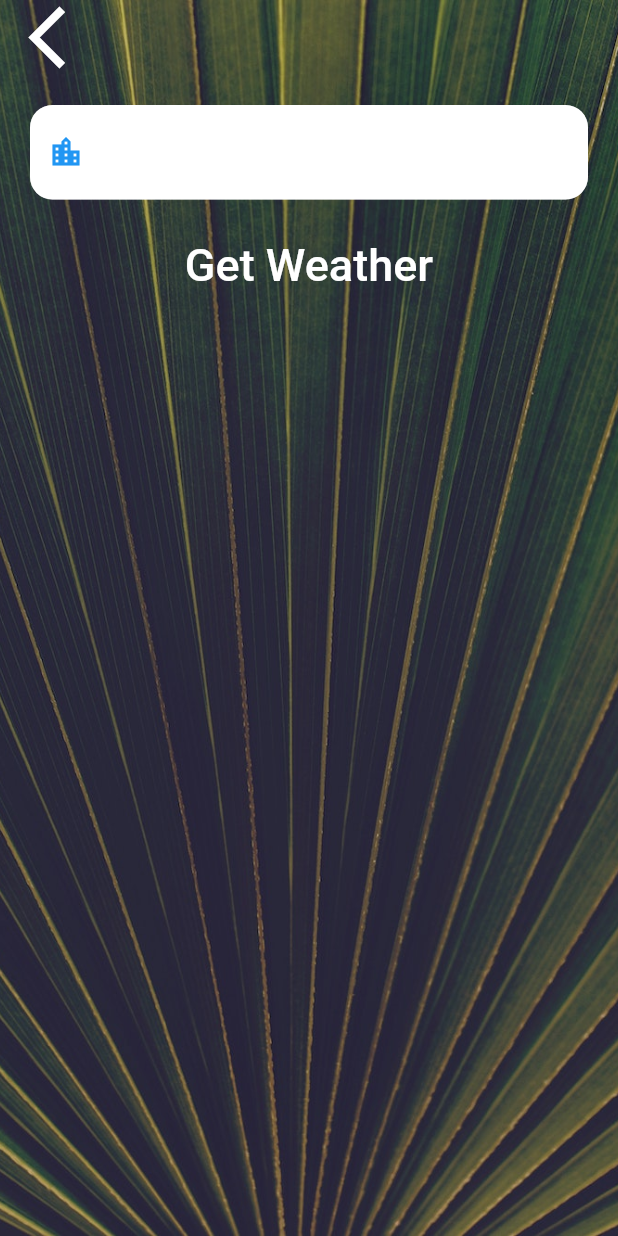
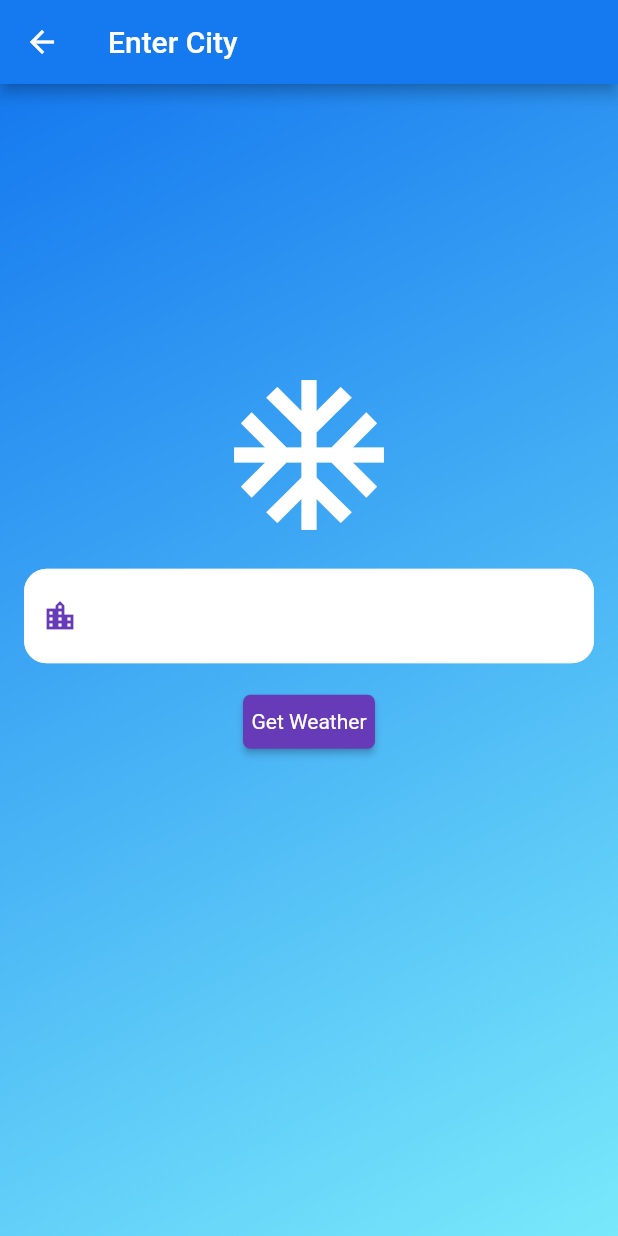
Before and after one commit to ParthParekh-dev/Weather_app, a Flutter app: the CityScreen screen opened directly, on a phone screen of 412 x 824 dp. Run offline on Flutter 3.47's test engine with Material 2 defaults, Android fonts, the phone set to English and light mode, and no system bars; our stand-ins replace flutter_spinkit, geolocator; network calls fail; Roboto replaces fonts that are missing (Spartan MB).

Commit message:
Ui changes

```diff
--- a/lib/screens/city_screen.dart
+++ b/lib/screens/city_screen.dart
@@ -1,5 +1,6 @@
 import 'package:flutter/material.dart';
 import 'package:weather_app/utilities/constants.dart';
+import 'package:intl/intl.dart';
 
 class CityScreen extends StatefulWidget {
   @override
@@ -12,32 +13,45 @@ class _CityScreenState extends State<CityScreen> {
   @override
   Widget build(BuildContext context) {
     return Scaffold(
+      appBar: AppBar(
+        title: Text('Enter City'),
+        backgroundColor: int.parse(DateFormat('H').format(DateTime.now())) > 12
+            ? kNightAppbar
+            : kDayAppbar,
+      ),
       body: Container(
         decoration: BoxDecoration(
-          image: DecorationImage(
-            image: AssetImage('images/city_background.jpg'),
-            fit: BoxFit.cover,
-          ),
+          gradient: LinearGradient(
+              begin: Alignment.topLeft,
+              end: Alignment.bottomRight,
+              colors: int.parse(DateFormat('H').format(DateTime.now())) > 12
+                  ? kNightTheme
+                  : kDayTheme),
         ),
         constraints: BoxConstraints.expand(),
         child: SafeArea(
           child: Column(
-            children: <Widget>[
-              Align(
-                alignment: Alignment.topLeft,
-                child: FlatButton(
-                  onPressed: () {
-                    Navigator.pop(context);
-                  },
+            mainAxisAlignment: MainAxisAlignment.center,
+            children: [
+              Expanded(
+                flex: 4,
+                child: Align(
+                  alignment: Alignment.bottomCenter,
                   child: Icon(
-                    Icons.arrow_back_ios,
-                    size: 50.0,
+                    Icons.ac_unit_outlined,
+                    size: 120,
                   ),
                 ),
               ),
-              Container(
-                padding: EdgeInsets.all(20.0),
-                child: TextField(
+              Expanded(
+                flex: 6,
+                child: Align(
+                  alignment: Alignment.topCenter,
+                  child: Padding(
+                    padding: const EdgeInsets.all(16.0),
+                    child: Column(
+                      children: [
+                        TextField(
                           style: TextStyle(
                             fontSize: 20,
                             color: Colors.black,
@@ -49,7 +63,7 @@ class _CityScreenState extends State<CityScreen> {
                             filled: true,
                             prefixIcon: Icon(
                               Icons.location_city,
-                      color: Colors.blue,
+                              color: Colors.deepPurple,
                             ),
                             fillColor: Colors.white,
                             border: OutlineInputBorder(
@@ -57,14 +71,21 @@ class _CityScreenState extends State<CityScreen> {
                             ),
                           ),
                         ),
+                        SizedBox(
+                          height: 15,
                         ),
-              FlatButton(
+                        RawMaterialButton(
+                          fillColor: Colors.deepPurple,
                           onPressed: () {
                             Navigator.pop(context, city_name);
                           },
-                child: Text(
-                  'Get Weather',
-                  style: kButtonTextStyle,
+                          shape: RoundedRectangleBorder(
+                              borderRadius: BorderRadius.circular(5)),
+                          child: Text('Get Weather'),
+                        ),
+                      ],
+                    ),
+                  ),
                 ),
               ),
             ],
--- a/lib/utilities/constants.dart
+++ b/lib/utilities/constants.dart
@@ -6,8 +6,8 @@ const kTempTextStyle = TextStyle(
 );
 
 const kMessageTextStyle = TextStyle(
-  fontFamily: 'Spartan MB',
-  fontSize: 60.0,
+  fontFamily: 'Mina',
+  fontSize: 50.0,
 );
 
 const kButtonTextStyle = TextStyle(
@@ -16,5 +16,11 @@ const kButtonTextStyle = TextStyle(
 );
 
 const kConditionTextStyle = TextStyle(
-  fontSize: 100.0,
+  fontSize: 120.0,
 );
+
+const List<Color> kDayTheme = [Color(0xFF1579EF), Color(0xFF78E9FB)];
+const List<Color> kNightTheme = [Color(0xFF031B42), Color(0xFF415D8B)];
+
+const Color kDayAppbar = Color(0xFF1579EF);
+const Color kNightAppbar = Color(0xFF031B42);
```
Also changed, not shown: lib/screens/location_screen.dart (+50 -18 lines), lib/services/weather.dart (+8 -8 lines), pubspec.yaml (+10 -1 lines), fonts/Mina-Bold.ttf (added), fonts/Mina-Regular.ttf (added), pubspec.lock. Lines whose indentation alone changed are shown as unchanged.
